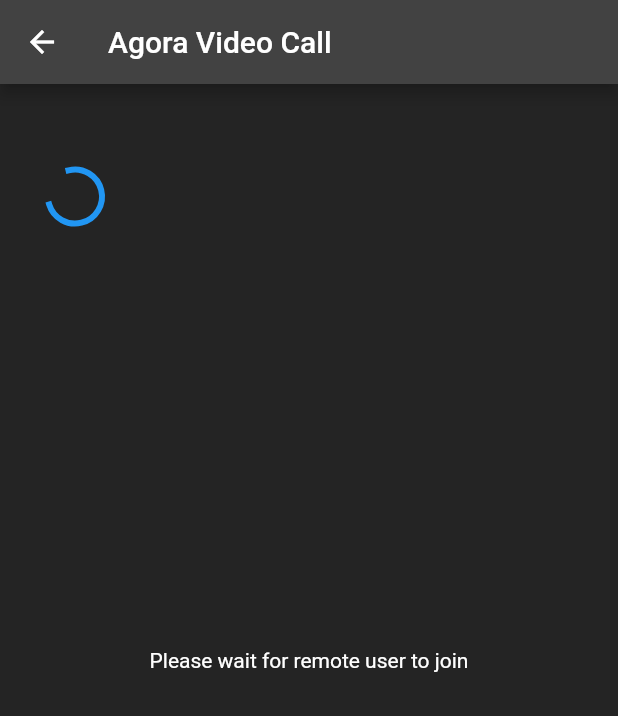
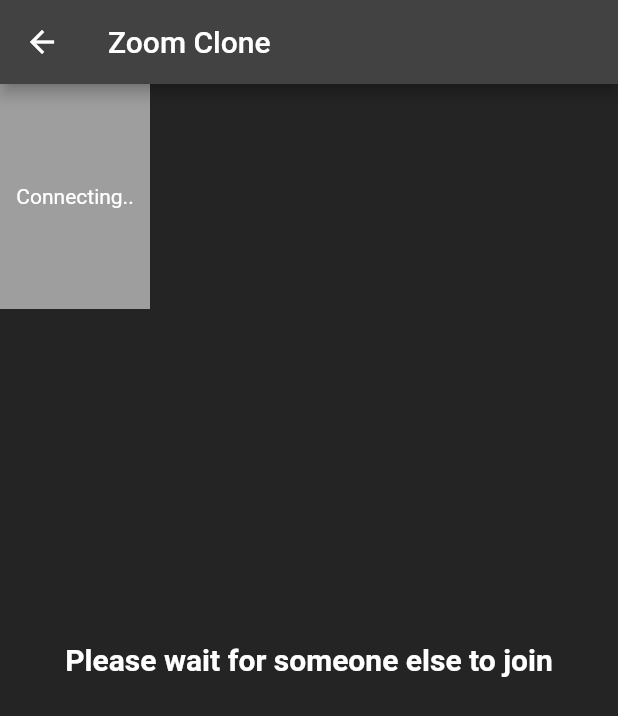
Before and after one commit to emeleonufavour/zoom_clone, a Flutter app: the VideoCallScreen screen opened directly with empty values, on a phone screen of 412 x 824 dp. Shown: the top 716 px of the screen. Run offline on Flutter 3.47's test engine with Material 2 defaults, Android fonts, the phone set to English and light mode, and no system bars; our stand-ins replace cloud_firestore, firebase_auth, firebase_core, flutter_svg, google_sign_in, permission_handler; missing offline and left inert: agora_rtc_engine; accounts and stored records are empty.

Commit message:
still some changes to make

```diff
--- a/lib/main.dart
+++ b/lib/main.dart
@@ -2,7 +2,7 @@ import 'package:flutter/material.dart';
 import 'package:provider/provider.dart';
 import 'package:zoom_clone/screens/mainhome.dart';
 import 'package:zoom_clone/screens/login.dart';
-import 'package:zoom_clone/widgets/vcdialogbox.dart';
+import 'package:zoom_clone/widgets/startvcbox.dart';
 import 'package:zoom_clone/services/auth_service.dart';
 import 'package:zoom_clone/services/navService.dart';
 import 'package:zoom_clone/utils/colors.dart';
--- a/lib/screens/homepage.dart
+++ b/lib/screens/homepage.dart
@@ -2,7 +2,7 @@ import 'package:flutter/material.dart';
 import 'package:flutter/src/widgets/framework.dart';
 import 'package:flutter/src/widgets/placeholder.dart';
 import 'package:zoom_clone/widgets/joinbox.dart';
-import 'package:zoom_clone/widgets/vcdialogbox.dart';
+import 'package:zoom_clone/widgets/startvcbox.dart';
 
 import '../widgets/homeIcons.dart';
 
--- a/lib/screens/mainhome.dart
+++ b/lib/screens/mainhome.dart
@@ -3,6 +3,7 @@ import 'package:provider/provider.dart';
 import 'package:zoom_clone/screens/chat.dart';
 import 'package:zoom_clone/screens/contacts.dart';
 import 'package:zoom_clone/screens/meeting.dart';
+import 'package:zoom_clone/screens/more.dart';
 import 'package:zoom_clone/services/navService.dart';
 import 'package:zoom_clone/widgets/homeIcons.dart';
 import 'package:zoom_clone/widgets/homeSideIcon.dart';
@@ -122,6 +123,9 @@ class _HomeScreenState extends State<HomeScreen> {
           if (value.currentPage == 'contact') {
             return const ContactsPage();
           }
+          if (value.currentPage == 'more') {
+            return const SettingsPage();
+          }
           return HomeBody();
         })
       ],
--- a/lib/screens/vcscreen.dart
+++ b/lib/screens/vcscreen.dart
@@ -84,7 +84,7 @@ class _MyAppState extends State<VideoCallScreen> {
   Widget build(BuildContext context) {
     return Scaffold(
       appBar: AppBar(
-        title: const Text('Agora Video Call'),
+        title: const Text('Zoom Clone'),
       ),
       body: Stack(
         children: [
@@ -104,7 +104,17 @@ class _MyAppState extends State<VideoCallScreen> {
                           canvas: const VideoCanvas(uid: 0),
                         ),
                       )
-                    : const CircularProgressIndicator(),
+                    : Container(
+                        width: 100,
+                        height: 150,
+                        color: Colors.grey,
+                        child: Center(
+                          child: Text(
+                            "Connecting..",
+                            style: TextStyle(color: Colors.white),
+                          ),
+                        ),
+                      ),
               ),
             ),
           ),
@@ -125,7 +135,8 @@ class _MyAppState extends State<VideoCallScreen> {
       );
     } else {
       return const Text(
-        'Please wait for remote user to join',
+        'Please wait for someone else to join',
+        style: TextStyle(fontWeight: FontWeight.bold, fontSize: 20),
         textAlign: TextAlign.center,
       );
     }
--- a/lib/widgets/joinbox.dart
+++ b/lib/widgets/joinbox.dart
@@ -24,7 +24,7 @@ class _JoinMeetingBoxState extends State<JoinMeetingBox> {
     super.dispose();
   }
 
-  Future<void> onJoin() async {
+  Future<void> _onJoin() async {
     setState(() {
       _textEditingController.text.isEmpty
           ? _validateError = true
@@ -121,7 +121,7 @@ class _JoinMeetingBoxState extends State<JoinMeetingBox> {
                 child: Padding(
                   padding: const EdgeInsets.all(8.0),
                   child: GestureDetector(
-                    onTap: onJoin,
+                    onTap: _onJoin,
                     child: Container(
                       decoration: BoxDecoration(
                           color: Colors.blueAccent,
```
Also changed, not shown: lib/screens/login.dart (+19 -3 lines), lib/screens/more.dart (added, +35 -0 lines), lib/services/auth_service.dart (+10 -0 lines), lib/utils/settings.dart (+1 -1 lines), lib/widgets/startvcbox.dart (renamed from lib/widgets/vcdialogbox.dart, +62 -2 lines).
